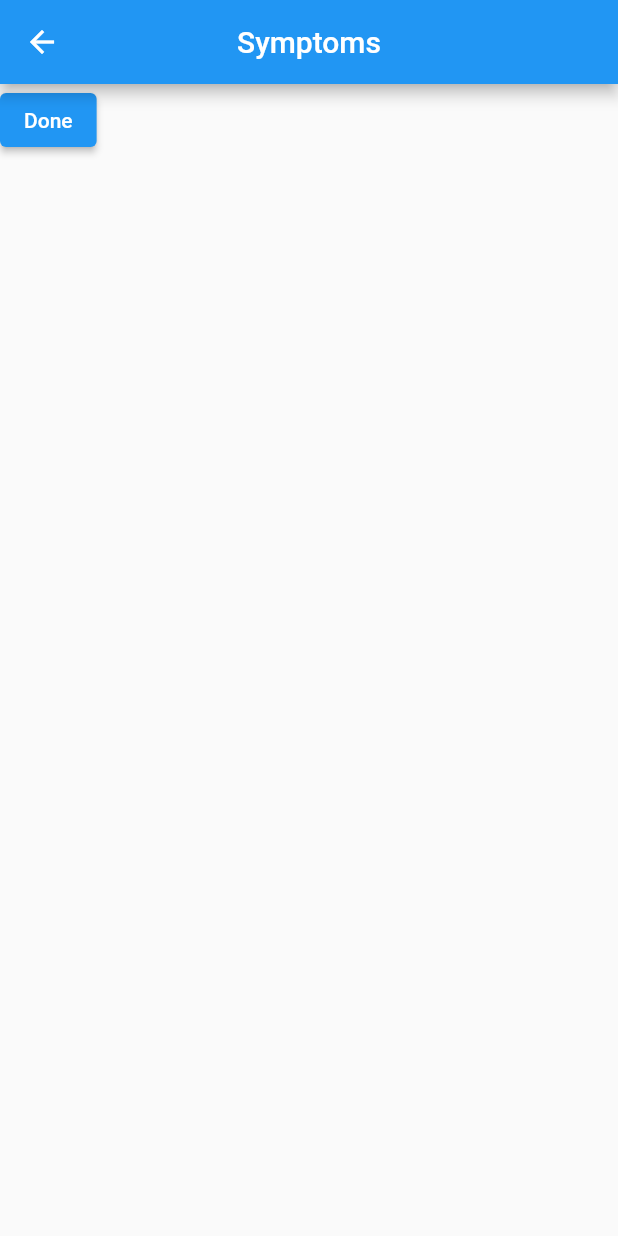
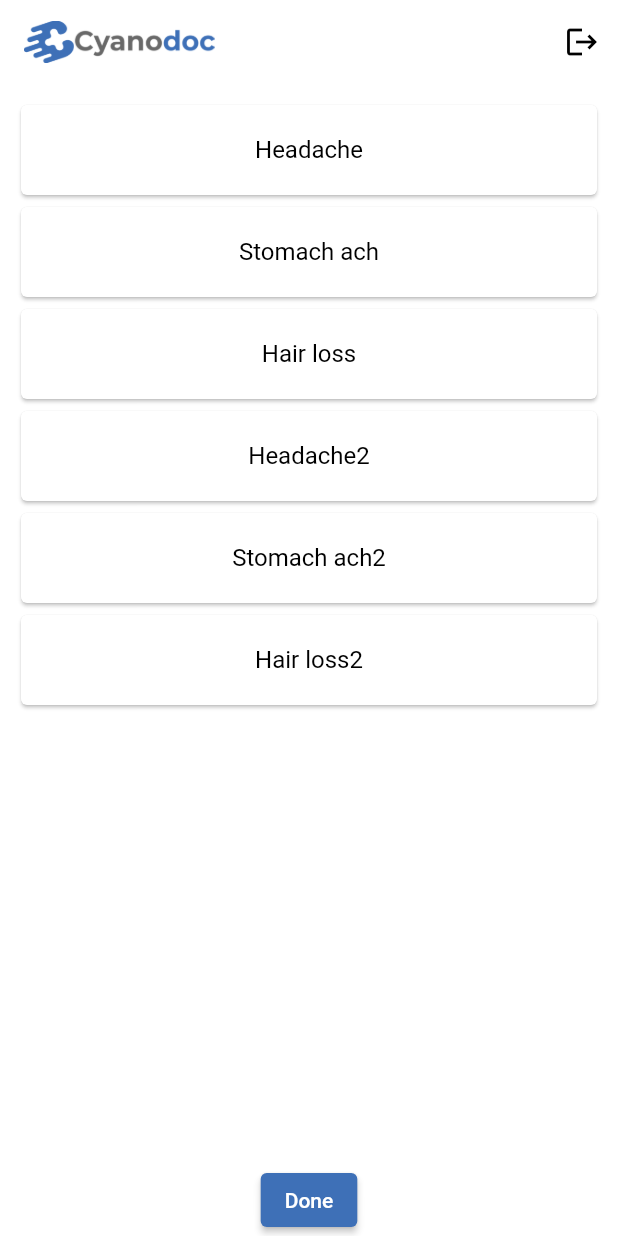
Before and after one commit to rohanshirodker/login_app, a Flutter app: the SymptomsPage screen opened directly, on a phone screen of 412 x 824 dp. Run offline on Flutter 3.47's test engine with Material 2 defaults, Android fonts, the phone set to English and light mode, and no system bars; our stand-ins replace cloud_firestore, firebase_auth, firebase_core, flutter_svg, get, get_storage; accounts and stored records are empty; Roboto replaces fonts that are missing (Georgia, Poppins).

Commit message:
UI and symptoms page changes

```diff
--- a/lib/app/core/theme/AppTheme.dart
+++ b/lib/app/core/theme/AppTheme.dart
@@ -1,9 +1,7 @@
 import 'package:flutter/material.dart';
 final ThemeData appThemeData = ThemeData(
-  primaryColor: Colors.purple[900],
-  colorScheme: ColorScheme.fromSwatch().copyWith(secondary: Colors.deepPurpleAccent),
-  fontFamily: 'Georgia',
-  textTheme: TextTheme(
-    headline1: TextStyle(fontSize: 72.0, fontWeight: FontWeight.bold),
-  ),
+  primaryColor: Colors.white,
+  colorScheme: ColorScheme.fromSwatch().copyWith(secondary: Color(0xFF3E70B7)),
+  fontFamily: 'Poppins',
+
 );
--- /dev/null
+++ b/lib/app/core/values/colors.dart
@@ -0,0 +1,7 @@
+
+import 'dart:ui';
+
+import 'package:flutter/material.dart';
+
+const buttoncolor = Color(0xFF3E70B7);
+const backgroucolor =  Colors.white;
--- /dev/null
+++ b/lib/app/data/provider/SymptomsProvider.dart
@@ -0,0 +1,47 @@
+// class SymptomsData {
+//   static List<Map> data = [
+//     {
+//       "id": 1,
+//       "name": "Headache",
+//     },
+//     {
+//       "id": 2,
+//       "name": "Stomach ach",
+//     },
+//     {
+//       "id": 3,
+//       "name": "Hair loss",
+//     },
+//   ];
+// }
+import 'package:get/get.dart';
+class SymptomsData {
+  final int? id;
+  final String? name;
+  SymptomsData({ required this.id ,required this.name,});// this.selected});
+
+
+
+
+  // final _symptoms = {
+  //   SymptomsData(id: 1, name: "Headache"): false,
+  //   SymptomsData(id: 2, name: "Stomach ach"): false,
+  //   SymptomsData(id: 3, name: "Hair loss"): false,
+  //   SymptomsData(id: 4, name: "Headache2"): false,
+  //   SymptomsData(id: 5, name: "Stomach ach2"): false,
+  //   SymptomsData(id: 6, name: "Hair loss2"): false,
+  // }.obs;
+   }
+
+// List<SymptomsData> SymptomsDataList = [
+//   SymptomsData(id: 1, name: "Headache",),
+//   SymptomsData(id: 2, name: "Stomach ach"),
+//   SymptomsData(id: 3, name: "Hair loss"),
+//
+// ];
+
+// var _symptoms = {
+//   SymptomsData(id:1,name: "Headache"):false,
+//   SymptomsData(id:2,name: "Stomach ach"):false,
+//   SymptomsData(id: 3, name: "Hair loss"):false,
+// };
--- a/lib/app/data/services/Auth_Controller.dart
+++ b/lib/app/data/services/Auth_Controller.dart
@@ -2,7 +2,6 @@ import 'package:cyanodoc_test/app/data/model/User_Model.dart';
 import 'package:cyanodoc_test/app/data/services/Database.dart';
 import 'package:cyanodoc_test/app/modules/HomePage/HomePage.dart';
 import 'package:cyanodoc_test/app/modules/LoginPage/LoginPage.dart';
-import 'package:cyanodoc_test/app/modules/ProfilePage/ProfilePage.dart';
 import 'package:firebase_auth/firebase_auth.dart';
 import 'package:flutter/material.dart';
 import 'package:get/get.dart';
--- /dev/null
+++ b/lib/app/modules/AppBar/AppBar.dart
@@ -0,0 +1,49 @@
+import 'package:cyanodoc_test/app/core/values/colors.dart';
+import 'package:cyanodoc_test/app/data/services/Auth_Controller.dart';
+import 'package:cyanodoc_test/app/modules/HomePage/HomePage.dart';
+import 'package:flutter/material.dart';
+import 'package:get/get.dart';
+import 'package:get/get_core/src/get_main.dart';
+
+
+
+
+final topAppBar = AppBar(
+    elevation: 0,
+  backgroundColor: backgroucolor,
+   title:GestureDetector(
+     onTap: () {
+       Get.offAll(() => HomePage());
+     }, // Image tapped
+     child: Row(
+       children: [
+         Image.asset(
+           'assets/cyanodoclogo.png',
+           fit: BoxFit.cover, // Fixes border issues
+           //width: 33.0,
+           height: 28.0,
+         ),
+         Image.asset(
+           'assets/cyanodoctext.png',
+           fit: BoxFit.cover, // Fixes border issues
+           //width: 33.0,
+           height: 20.0,
+         ),
+       ],
+     ),
+   ),
+
+
+  automaticallyImplyLeading: false,
+    actions: [
+    IconButton(
+      icon: Icon(Icons.logout,color: Colors.black),
+      onPressed: () {
+        AuthController.to.sigOut();
+      },
+    ),
+
+  ]
+
+
+);
--- a/lib/app/modules/SymptomsPage/SymptomsPage.dart
+++ b/lib/app/modules/SymptomsPage/SymptomsPage.dart
@@ -1,22 +1,33 @@
+import 'package:cyanodoc_test/app/core/values/colors.dart';
+import 'package:cyanodoc_test/app/modules/AppBar/AppBar.dart';
 import 'package:cyanodoc_test/app/modules/DiagnosisSummary/DiagnosisSummary.dart';
+import 'package:cyanodoc_test/app/data/provider/SymptomsProvider.dart';
+import 'package:cyanodoc_test/app/modules/SymptomsPage/SymptomsPageController.dart';
+
 import 'package:flutter/material.dart';
 import 'package:get/get.dart';
 
 class SymptomsPage extends StatelessWidget {
+
   @override
   Widget build(BuildContext context) {
     return Scaffold(
-      appBar: AppBar(
-        title: Text('Symptoms'),
-        centerTitle: true,
-      ),
-      body: Container(
-        child: ElevatedButton(
-          onPressed: () async {
-            Get.to(() => (DiagnosisSummary()));
-          },
-          child: Text("Done"),
-        ),
+      backgroundColor: backgroucolor,
+      appBar: topAppBar,
+      //   (
+      //   title: Text('Symptoms'),
+      //   centerTitle: true,
+      // ),
+      body: Column(
+        children: [
+          SymptomsFilter(),
+          ElevatedButton(
+              onPressed: () {
+                Get.to(() => (DiagnosisSummary()));
+              },
+              child: Text("Done"),
+              style: ElevatedButton.styleFrom(primary: buttoncolor)),
+        ],
       ),
     );
   }
--- /dev/null
+++ b/lib/app/modules/SymptomsPage/SymptomsPageController.dart
@@ -0,0 +1,114 @@
+import 'package:cyanodoc_test/app/data/provider/SymptomsProvider.dart';
+import 'package:flutter/cupertino.dart';
+import 'package:flutter/material.dart';
+import 'package:get/get.dart';
+
+class SymptomsPageController extends GetxController {
+  final _symptoms = {
+    SymptomsData(id: 1, name: "Headache"): false,
+    SymptomsData(id: 2, name: "Stomach ach"): false,
+    SymptomsData(id: 3, name: "Hair loss"): false,
+    SymptomsData(id: 4, name: "Headache2"): false,
+    SymptomsData(id: 5, name: "Stomach ach2"): false,
+    SymptomsData(id: 6, name: "Hair loss2"): false,
+  }.obs;
+
+  void toggle(SymptomsData data) {
+    _symptoms[data] = !(_symptoms[data] ?? true);
+    print(_symptoms[data]);
+  }
+
+  get selectedSymptoms => _symptoms.entries
+      .where((element) => element.value)
+      .map((e) => e.key)
+      .toList();
+
+  get symptomsdata => _symptoms.entries.map((e) => e.key).toList();
+}
+
+class SymptomsWidget extends StatelessWidget {
+  final SymptomsData symptomsData;
+
+  SymptomsWidget({Key? key, required this.symptomsData}) : super(key: key);
+
+  @override
+  Widget build(BuildContext context) {
+    return Container(
+      width: double.infinity,
+      height: 52,
+
+      child: Center(
+        child: Text(
+          symptomsData.name.toString(),
+          style: TextStyle(
+            color: Colors.black,
+          ),
+        ),
+      ),
+
+    );
+  }
+}
+
+class SymptomsFilter extends StatelessWidget {
+  SymptomsPageController symptomscontroller = Get.put(SymptomsPageController());
+
+  @override
+  Widget build(BuildContext context) {
+    return Flexible(
+      child: Obx(
+        () => Container(
+          padding: EdgeInsets.all(10),
+
+          child: ListView.builder(
+            itemCount: symptomscontroller.symptomsdata.length,
+            itemBuilder: (_, int index) {
+              return Card(
+                child: ListTile(
+
+                  selected: symptomscontroller.selectedSymptoms
+                      .contains(symptomscontroller.symptomsdata[index]),
+                  selectedTileColor: Color(0xFFDAE6F7),//Colors.lightBlueAccent[100],//Color(0xFFDAE6F7),.
+
+
+                  onTap: () =>
+                      {
+                    symptomscontroller
+                        .toggle(symptomscontroller.symptomsdata[index])
+                  },
+                  title: SymptomsWidget(
+                      symptomsData: symptomscontroller.symptomsdata[index]),
+
+                ),
+
+              );
+            },
+          ),
+        ),
+      ),
+    );
+  }
+}
+
+class SelectedSymptoms extends StatelessWidget {
+  final SymptomsPageController symptomscontroller = Get.find();
+
+  @override
+  Widget build(BuildContext context) {
+    return Flexible(
+      child: Obx(
+        () => Expanded(
+          child: ListView.builder(
+            itemCount: symptomscontroller.selectedSymptoms.length,
+            itemBuilder: (_, int index) {
+              return ListTile(
+                title: SymptomsWidget(
+                    symptomsData: symptomscontroller.symptomsdata[index]),
+              );
+            },
+          ),
+        ),
+      ),
+    );
+  }
+}
--- a/lib/main.dart
+++ b/lib/main.dart
@@ -2,6 +2,7 @@ import 'package:cyanodoc_test/app/core/theme/AppTheme.dart';
 import 'package:cyanodoc_test/app/data/services/Auth_Controller.dart';
 import 'package:cyanodoc_test/app/modules/DiagnosisSummary/DiagnosisSummary.dart';
 import 'package:cyanodoc_test/app/modules/HomePage/HomePage.dart';
+import 'package:cyanodoc_test/app/modules/SymptomsPage/SymptomsPageController.dart';
 import 'package:cyanodoc_test/app/modules/UserProfile/UserProfileController.dart';
 import 'package:cyanodoc_test/app/routes/routes.dart';
 import 'package:firebase_core/firebase_core.dart';
@@ -16,6 +17,7 @@ Future<void> main() async {
   await GetStorage.init();
   Get.put(UserProfileController());
   Get.put(AuthController());
+  Get.put(SymptomsPageController());
   runApp(MyApp());
  // runApp(HomePage());
 }
```
Also changed, not shown: lib/app/modules/BiometricsPage/BiometricsPage.dart (+12 -7 lines), lib/app/modules/BiometricsPage/BiometricsPageController.dart (+8 -8 lines), lib/app/modules/DiagnosisSummary/DiagnosisSummary.dart (+51 -35 lines), lib/app/modules/HomePage/HomePage.dart (+11 -21 lines), lib/app/modules/LoginPage/LoginPage.dart (+45 -14 lines), lib/app/modules/ProfilePage/ProfilePage.dart (deleted, +0 -91 lines), lib/app/modules/ProfilePage/ProfilePageController.dart (deleted, +0 -7 lines), lib/app/modules/UserProfile/UserProfile.dart (+4 -12 lines), pubspec.yaml (+4 -3 lines), assets/cyanodoclogo.png (added), assets/cyanodoctext.png (added), pubspec.lock.
